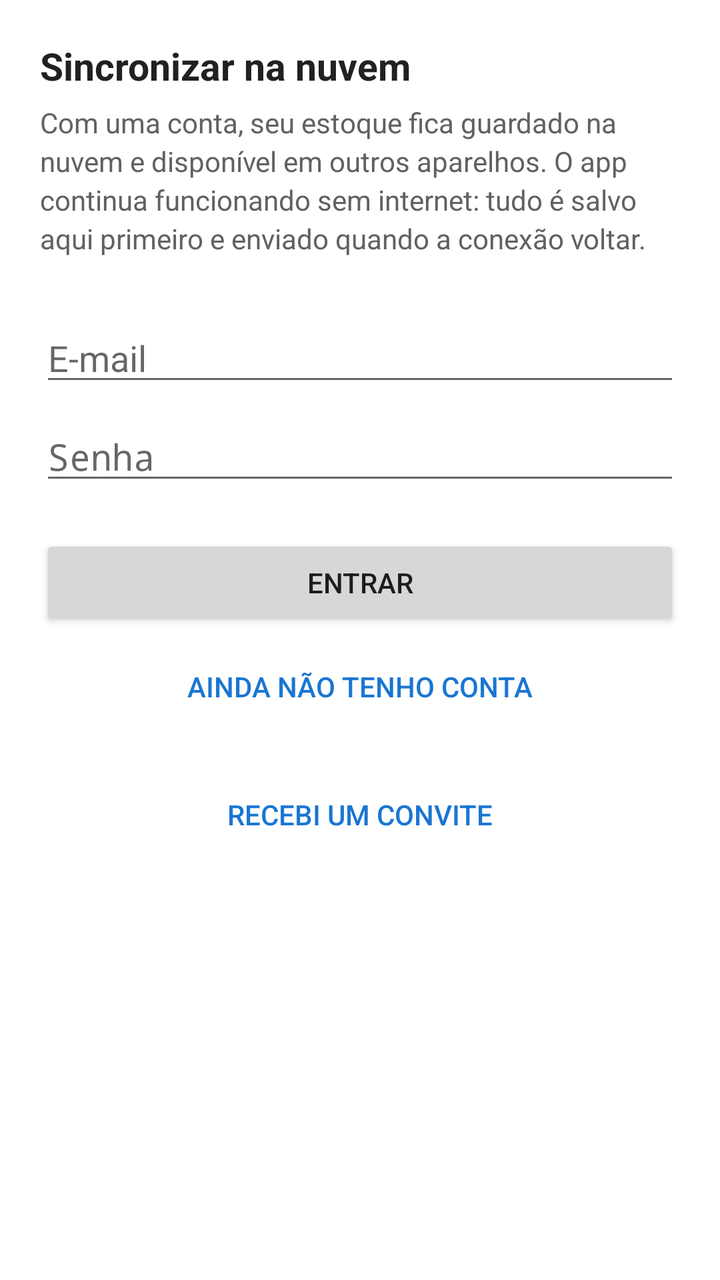
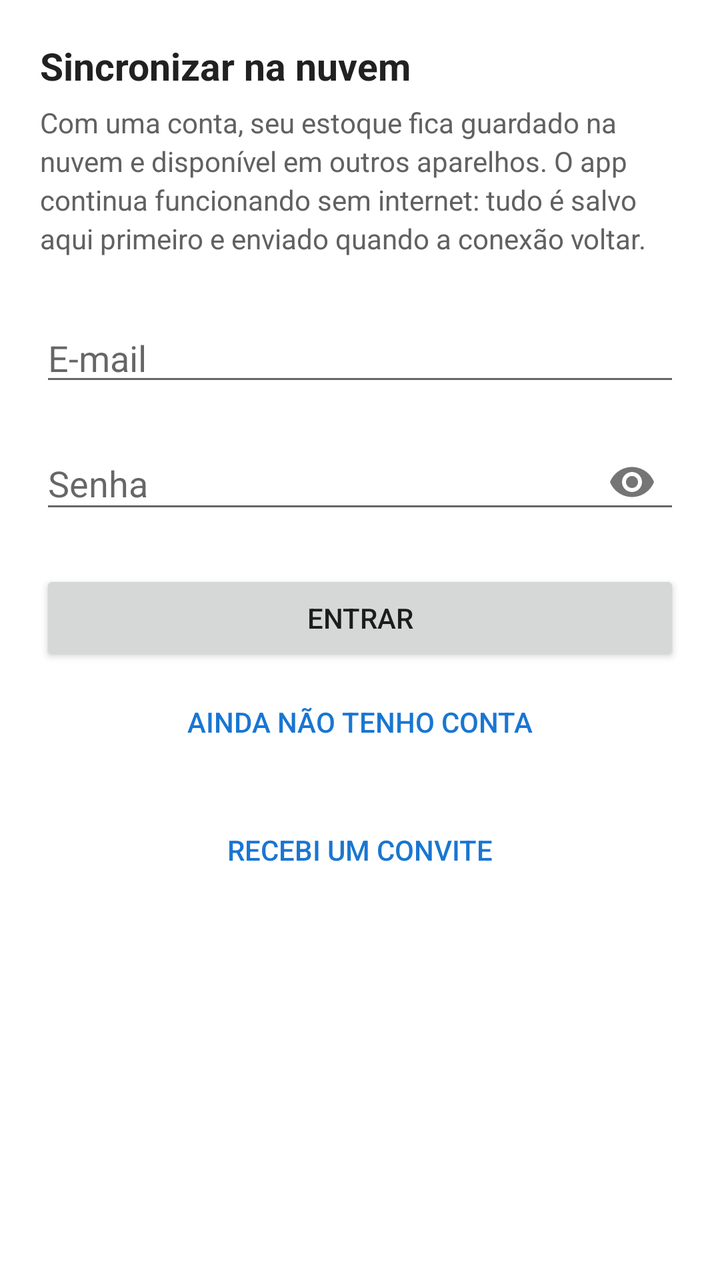

Screens rendered from an Android XML layout before and after an edit, with the pre-edit source and the edit as a unified diff.
<!-- AndroidManifest.xml: application theme CustomActionBarTheme -->
<!-- res/layout/activity_account.xml -->
<?xml version="1.0" encoding="utf-8"?>
<ScrollView xmlns:android="http://schemas.android.com/apk/res/android"
    android:layout_width="match_parent"
    android:layout_height="match_parent"
    android:fitsSystemWindows="true"
    android:background="#FFFFFF">

    <LinearLayout
        android:layout_width="match_parent"
        android:layout_height="wrap_content"
        android:orientation="vertical"
        android:padding="20dp">

        
        <LinearLayout
            android:id="@+id/signedInSection"
            android:layout_width="match_parent"
            android:layout_height="wrap_content"
            android:orientation="vertical"
            android:visibility="gone">

            <TextView
                android:id="@+id/accountEmail"
                android:layout_width="match_parent"
                android:layout_height="wrap_content"
                android:textSize="17sp"
                android:textStyle="bold"
                android:textColor="#212121" />

            <TextView
                android:id="@+id/accountWorkspace"
                android:layout_width="match_parent"
                android:layout_height="wrap_content"
                android:layout_marginTop="4dp"
                android:textSize="15sp"
                android:textColor="#616161" />

            <TextView
                android:id="@+id/syncStatus"
                android:layout_width="match_parent"
                android:layout_height="wrap_content"
                android:layout_marginTop="16dp"
                android:textSize="14sp"
                android:textColor="#424242"
                android:lineSpacingExtra="3dp" />

            <Button
                android:id="@+id/syncNowButton"
                android:layout_width="match_parent"
                android:layout_height="wrap_content"
                android:layout_marginTop="20dp"
                android:text="Sincronizar agora" />

            <Button
                android:id="@+id/conflictsButton"
                android:layout_width="match_parent"
                android:layout_height="wrap_content"
                android:layout_marginTop="8dp"
                android:visibility="gone"
                android:text="Resolver conflitos" />

            <Button
                android:id="@+id/teamButton"
                android:layout_width="match_parent"
                android:layout_height="wrap_content"
                android:layout_marginTop="8dp"
                android:visibility="gone"
                android:text="Equipe" />

            <Button
                android:id="@+id/subscriptionButton"
                android:layout_width="match_parent"
                android:layout_height="wrap_content"
                android:layout_marginTop="8dp"
                android:visibility="gone"
                android:text="Assinatura" />

            <Button
                android:id="@+id/diagnosticsButton"
                android:layout_width="match_parent"
                android:layout_height="wrap_content"
                android:layout_marginTop="8dp"
                android:text="Verificar dados do aparelho" />

            <Button
                android:id="@+id/logoutButton"
                android:layout_width="match_parent"
                android:layout_height="wrap_content"
                android:layout_marginTop="8dp"
                android:text="Sair da conta" />

            <TextView
                android:layout_width="match_parent"
                android:layout_height="wrap_content"
                android:layout_marginTop="12dp"
                android:textSize="13sp"
                android:textColor="#757575"
                android:text="Sair da conta não apaga nada deste aparelho. Seus produtos e o histórico continuam disponíveis normalmente." />

        </LinearLayout>

        
        <LinearLayout
            android:id="@+id/signedOutSection"
            android:layout_width="match_parent"
            android:layout_height="wrap_content"
            android:orientation="vertical">

            <TextView
                android:layout_width="match_parent"
                android:layout_height="wrap_content"
                android:text="Sincronizar na nuvem"
                android:textSize="19sp"
                android:textStyle="bold"
                android:textColor="#212121" />

            <TextView
                android:layout_width="match_parent"
                android:layout_height="wrap_content"
                android:layout_marginTop="6dp"
                android:layout_marginBottom="20dp"
                android:textSize="14sp"
                android:textColor="#616161"
                android:lineSpacingExtra="3dp"
                android:text="Com uma conta, seu estoque fica guardado na nuvem e disponível em outros aparelhos. O app continua funcionando sem internet: tudo é salvo aqui primeiro e enviado quando a conexão voltar." />

            <EditText
                android:id="@+id/nameField"
                android:layout_width="match_parent"
                android:layout_height="wrap_content"
                android:hint="Seu nome"
                android:inputType="textPersonName"
                android:autofillHints="name"
                android:visibility="gone" />

            <EditText
                android:id="@+id/emailField"
                android:layout_width="match_parent"
                android:layout_height="wrap_content"
                android:layout_marginTop="8dp"
                android:hint="E-mail"
                android:inputType="textEmailAddress"
                android:autofillHints="emailAddress" />

            <EditText
                android:id="@+id/passwordField"
                android:layout_width="match_parent"
                android:layout_height="wrap_content"
                android:layout_marginTop="8dp"
                android:hint="Senha"
                android:inputType="textPassword"
                android:autofillHints="password" />

            <Button
                android:id="@+id/primaryButton"
                android:layout_width="match_parent"
                android:layout_height="wrap_content"
                android:layout_marginTop="20dp"
                android:text="Entrar" />

            <Button
                android:id="@+id/toggleModeButton"
                android:layout_width="match_parent"
                android:layout_height="wrap_content"
                android:layout_marginTop="4dp"
                android:background="@android:color/transparent"
                android:textColor="#1976D2"
                android:text="Ainda não tenho conta" />

        </LinearLayout>

        
        <Button
            android:id="@+id/inviteCodeButton"
            android:layout_width="match_parent"
            android:layout_height="wrap_content"
            android:layout_marginTop="16dp"
            android:background="@android:color/transparent"
            android:textColor="#1976D2"
            android:text="Recebi um convite" />

        <ProgressBar
            android:id="@+id/progress"
            android:layout_width="wrap_content"
            android:layout_height="wrap_content"
            android:layout_gravity="center_horizontal"
            android:layout_marginTop="24dp"
            android:visibility="gone" />

        <TextView
            android:id="@+id/messageView"
            android:layout_width="match_parent"
            android:layout_height="wrap_content"
            android:layout_marginTop="16dp"
            android:textSize="14sp"
            android:textColor="#C62828"
            android:lineSpacingExtra="3dp"
            android:visibility="gone" />

    </LinearLayout>

</ScrollView>
<!-- resources referenced by this layout -->
<resources>
  <style name="CustomActionBarTheme" parent="@style/Theme.AppCompat.Light.DarkActionBar">
          <item name="android:actionBarStyle">@style/MyActionBar</item>
          <item name="actionBarStyle">@style/MyActionBar</item>
          <item name="colorPrimary">@color/colorPrimary</item>
          <item name="colorPrimaryDark">@color/colorPrimaryDark</item>
          <item name="colorAccent">@color/colorAccent</item>
          
          <item name="android:statusBarColor">@color/system_bar</item>
          <item name="android:navigationBarColor">@color/system_bar</item>
          <item name="android:windowLightStatusBar">false</item>
          <item name="android:windowLightNavigationBar">false</item>
      </style>
  <style name="MyActionBar" parent="@style/Widget.AppCompat.Light.ActionBar.Solid.Inverse">
          <item name="android:background">@color/colorActionBar</item>
          <item name="background">@color/colorActionBar</item>
      </style>
  <color name="colorPrimary">#3F51B5</color>
  <color name="colorPrimaryDark">#303F9F</color>
  <color name="colorAccent">#225aa9</color>
  <color name="system_bar">#ff1c679d</color>
  <color name="colorActionBar">#ff1c679d</color>
</resources>

<!-- the commit's change to res/layout/activity_account.xml (unified diff, before → after) -->
@@ -1,5 +1,6 @@
 <?xml version="1.0" encoding="utf-8"?>
 <ScrollView xmlns:android="http://schemas.android.com/apk/res/android"
+    xmlns:app="http://schemas.android.com/apk/res-auto"
     android:layout_width="match_parent"
     android:layout_height="match_parent"
     android:fitsSystemWindows="true"
@@ -142,14 +143,29 @@
                 android:inputType="textEmailAddress"
                 android:autofillHints="emailAddress" />
 
-            <EditText
-                android:id="@+id/passwordField"
+            <com.google.android.material.textfield.TextInputLayout
+                android:id="@+id/passwordLayout"
                 android:layout_width="match_parent"
                 android:layout_height="wrap_content"
                 android:layout_marginTop="8dp"
                 android:hint="Senha"
-                android:inputType="textPassword"
-                android:autofillHints="password" />
+                app:endIconMode="password_toggle"
+                app:endIconContentDescription="Mostrar ou ocultar senha">
+
+                <com.google.android.material.textfield.TextInputEditText
+                    android:id="@+id/passwordField"
+                    android:layout_width="match_parent"
+                    android:layout_height="wrap_content"
+                    android:inputType="textPassword"
+                    android:maxLength="200"
+                    android:autofillHints="password" />
+
+            </com.google.android.material.textfield.TextInputLayout>
+
+            <include
+                layout="@layout/password_rules"
+                android:layout_width="match_parent"
+                android:layout_height="wrap_content" />
 
             <Button
                 android:id="@+id/primaryButton"
@@ -200,3 +216,58 @@
     </LinearLayout>
 
 </ScrollView>
+<!-- res/layout/password_rules.xml (included above) -->
+<?xml version="1.0" encoding="utf-8"?>
+<LinearLayout xmlns:android="http://schemas.android.com/apk/res/android"
+    android:id="@+id/passwordRules"
+    android:layout_width="match_parent"
+    android:layout_height="wrap_content"
+    android:layout_marginTop="12dp"
+    android:orientation="vertical"
+    android:visibility="gone">
+
+    <TextView
+        android:layout_width="match_parent"
+        android:layout_height="wrap_content"
+        android:text="A senha precisa:"
+        android:textColor="#616161"
+        android:textSize="13sp"
+        android:textStyle="bold" />
+
+    <TextView
+        android:id="@+id/ruleLength"
+        android:layout_width="match_parent"
+        android:layout_height="wrap_content"
+        android:layout_marginTop="6dp"
+        android:textSize="13sp"
+        android:textColor="#757575"
+        android:text="○  Pelo menos 10 caracteres" />
+
+    <TextView
+        android:id="@+id/ruleCommon"
+        android:layout_width="match_parent"
+        android:layout_height="wrap_content"
+        android:layout_marginTop="4dp"
+        android:textSize="13sp"
+        android:textColor="#757575"
+        android:text="○  Diferente de senhas óbvias" />
+
+    <TextView
+        android:id="@+id/ruleRepeated"
+        android:layout_width="match_parent"
+        android:layout_height="wrap_content"
+        android:layout_marginTop="4dp"
+        android:textSize="13sp"
+        android:textColor="#757575"
+        android:text="○  Não é o mesmo caractere repetido" />
+
+    <TextView
+        android:id="@+id/ruleEmail"
+        android:layout_width="match_parent"
+        android:layout_height="wrap_content"
+        android:layout_marginTop="4dp"
+        android:textSize="13sp"
+        android:textColor="#757575"
+        android:text="○  Não contém o seu e-mail" />
+
+</LinearLayout>
